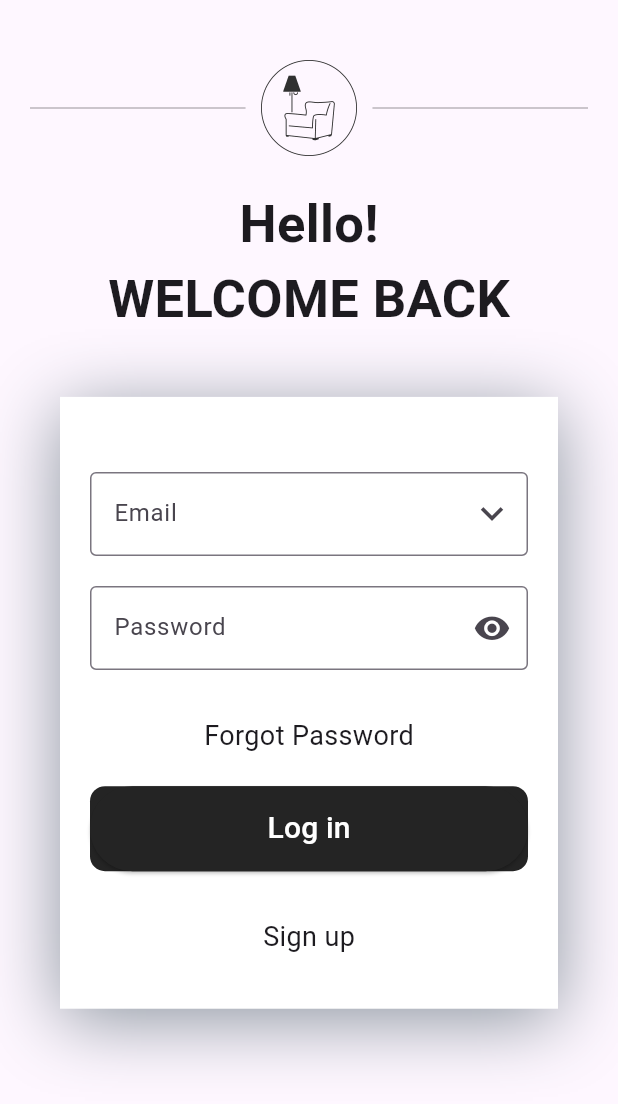
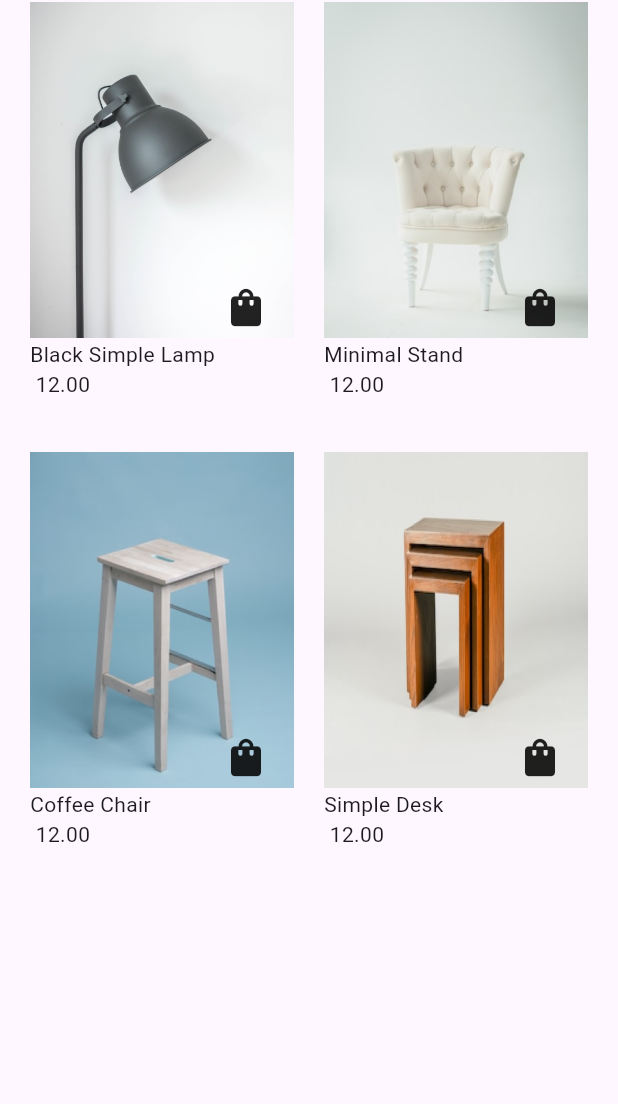
Before and after one commit to pkathiriya62/furniture, a Flutter app: the screen it shows after launch, on a phone screen of 412 x 824 dp. Shown: the top 1104 px of the screen. Run offline on Flutter 3.47's test engine with Material 3 defaults, Android fonts, the phone set to English and light mode, and no system bars; our stand-ins replace flutter_screenutil, google_fonts, shared_preferences; Roboto replaces fonts that are missing (TextStyle).

Commit message:
homescreen

```diff
--- a/lib/common/Appimage.dart
+++ b/lib/common/Appimage.dart
@@ -1,6 +1,17 @@
-// import 'dart:ui';
+
 
 class AppImage{
-  static String Logo = "assets/image/Mask Group.png";
-  static String Loginscreenimg = "assets/image/Group.png";
+  static String Logo = "Images/logo_img.png";
+  static String Loginscreenimg = "Images/login_and_signup.png";
+
+
+  static List<String> gridviewimage = [
+
+    "assets/image/jonny-caspari-wsvCC6UyKjs-unsplash 1.png",
+    "assets/image/jonny2.png",
+    "assets/image/jonny3.png",
+    "assets/image/jonny4.png",
+
+  ];
+
 }
--- a/lib/common/Apptext.dart
+++ b/lib/common/Apptext.dart
@@ -1,4 +1,20 @@
-class Apptext{
-  static String boarding1=' MAKE YOUR \n HOME BEAUTIFUL';
-  static String boarding2=' The best simple place where you \n discover most wonderful furnitures and \n make your home beautiful';
+
+
+class AppText{
+
+  static List<String> homepagecomontxt = [
+    "Black Simple Lamp",
+    "Minimal Stand",
+    "Coffee Chair",
+    "Simple Desk",
+  ];
+
+
+  static List<String> homepageprice = [
+    " 12.00",
+    " 12.00",
+    " 12.00",
+    " 12.00",
+  ];
+
 }
--- a/lib/main.dart
+++ b/lib/main.dart
@@ -1,6 +1,9 @@
 import 'package:flutter/material.dart';
 import 'package:flutter_screenutil/flutter_screenutil.dart';
-import 'package:furniture/view/loginscreen.dart';
+// import 'package:furniture/bottomnavbar.dart';
+// import 'package:furniture/tabbarscreen.dart';
+import 'package:furniture/view/homescreen.dart';
+// import 'package:furniture/view/loginscreen.dart';
 void main() {
   runApp(const MyApp());
 }
@@ -21,7 +24,7 @@ class MyApp extends StatelessWidget {
               colorScheme: ColorScheme.fromSeed(seedColor: Colors.deepPurple),
               useMaterial3: true,
             ),
-            home: const LogInScreen(),
+            home: const HomeScreen(),
           );
         });
   }
--- /dev/null
+++ b/lib/view/homescreen.dart
@@ -0,0 +1,75 @@
+import 'package:flutter/material.dart';
+import 'package:flutter_screenutil/flutter_screenutil.dart';
+import 'package:furniture/common/Appimage.dart';
+import 'package:furniture/common/Apptext.dart';
+
+// import '../Common/common_image.dart';
+// import '../Common/comon_text.dart';
+
+class HomeScreen extends StatefulWidget {
+  const HomeScreen({super.key});
+
+  @override
+  State<HomeScreen> createState() => _HomeScreenState();
+}
+
+class _HomeScreenState extends State<HomeScreen> {
+  @override
+  Widget build(BuildContext context) {
+    return Scaffold(
+
+      body: Padding(
+        padding: const EdgeInsets.symmetric(horizontal: 20),
+        child: GridView.builder(
+          itemCount: 4,
+          gridDelegate: SliverGridDelegateWithFixedCrossAxisCount(
+            mainAxisSpacing: 0,
+            mainAxisExtent: 300,
+            crossAxisCount: 2,
+            crossAxisSpacing: 20,
+          ),
+          itemBuilder: (BuildContext context, index) {
+            return Stack(
+              children:[ Container(
+                child: Column(
+                  mainAxisAlignment: MainAxisAlignment.start,
+                  crossAxisAlignment: CrossAxisAlignment.start,
+                  children: [
+                    Image.asset(AppImage.gridviewimage[index],scale: 2,height: 220.h,),
+                    Text(AppText.homepagecomontxt[index],),
+                    Text(AppText.homepageprice[index],),
+                  ],
+                ),
+                // decoration: BoxDecoration(
+                //   border: Border.all(color: Colors.black26),
+                //   borderRadius: BorderRadius.circular(10),
+                // ),
+              ),
+
+                Column(
+                  mainAxisAlignment: MainAxisAlignment.end,
+                  children: [
+                    Row(
+                      mainAxisAlignment: MainAxisAlignment.end,
+                      children: [
+                        Padding(
+                          padding: const EdgeInsets.only(right: 17),
+                          child: Padding(
+                            padding: const EdgeInsets.only(bottom: 80),
+                            child: Icon(Icons.shopping_bag, size: 30,),
+                          ),
+                        ),
+                      ],
+                    ),
+                  ],
+                ),
+
+            ]
+
+            );
+          },
+        ),
+      ),
+    );
+  }
+}
```
Also changed, not shown: lib/bottomnavbar.dart (added, +81 -0 lines), lib/tabbarscreen.dart (added, +239 -0 lines), assets/image/1vecter.png (added), assets/image/Vector.png (added), assets/image/acc.png (added), assets/image/bed.png (added), assets/image/chair 4.png (added), assets/image/jonny-caspari-wsvCC6UyKjs-unsplash 1.png (added), assets/image/jonny2.png (added), assets/image/jonny3.png (added), assets/image/jonny4.png (added), assets/image/marker 1.png (added), assets/image/sofa 1.png (added), assets/image/star.png (added), 3 more files.
